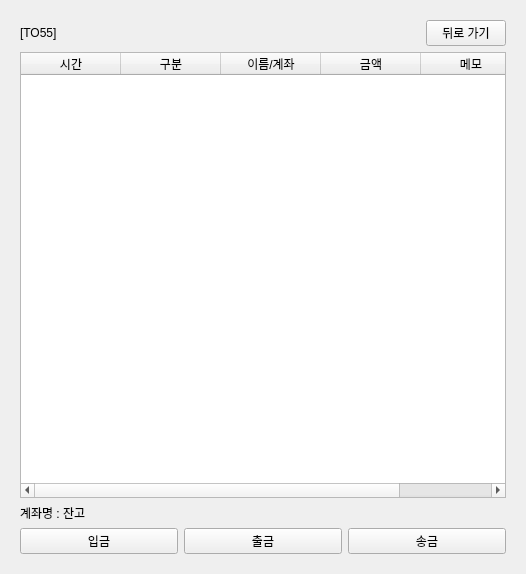
First picture: the form in project/mainpage.ui, repository lym0217/QT_Project, before the edit.
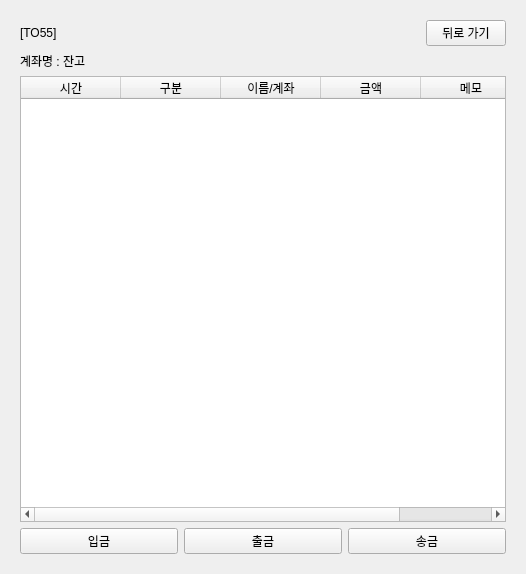
Second picture: the form after the edit. The open tabs and pages were chosen to show the change.

The edit to the form file:
```diff
--- a/project/mainpage.ui
+++ b/project/mainpage.ui
@@ -163,6 +163,13 @@
              </item>
             </layout>
            </item>
+           <item>
+            <widget class="QLabel" name="current_account">
+             <property name="text">
+              <string>계좌명 : 잔고</string>
+             </property>
+            </widget>
+           </item>
            <item>
             <widget class="QTableWidget" name="tableWidget_2">
              <column>
@@ -192,13 +199,6 @@
              </column>
             </widget>
            </item>
-           <item>
-            <widget class="QLabel" name="current_account">
-             <property name="text">
-              <string>계좌명 : 잔고</string>
-             </property>
-            </widget>
-           </item>
            <item>
             <layout class="QHBoxLayout" name="horizontalLayout">
              <item>
```
Left out of the diff: 4 changed lines with no effect on the pictures.
